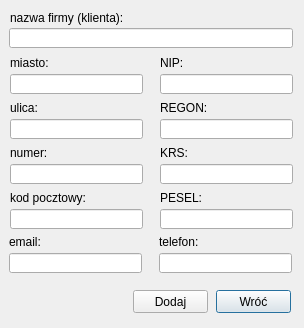
This is addclients.ui in DzimiX/ProgramSprzedazowy as Qt 5 draws it before an edit. The edited form follows.
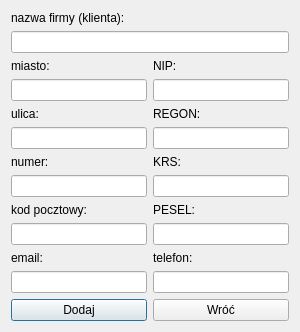
This is the edited form.

```diff
--- a/addclients.ui
+++ b/addclients.ui
@@ -6,156 +6,28 @@
    <rect>
     <x>0</x>
     <y>0</y>
-    <width>304</width>
+    <width>300</width>
     <height>328</height>
    </rect>
   </property>
   <property name="windowTitle">
    <string>Dodawanie nowego kontrahenta</string>
   </property>
-  <widget class="QLineEdit" name="output_city">
-   <property name="geometry">
-    <rect>
-     <x>10</x>
-     <y>74</y>
-     <width>133</width>
-     <height>20</height>
-    </rect>
-   </property>
-  </widget>
-  <widget class="QLineEdit" name="output_KRS">
-   <property name="geometry">
-    <rect>
-     <x>160</x>
-     <y>164</y>
-     <width>133</width>
-     <height>20</height>
-    </rect>
-   </property>
-  </widget>
-  <widget class="QLineEdit" name="output_phone">
-   <property name="geometry">
-    <rect>
-     <x>159</x>
-     <y>253</y>
-     <width>133</width>
-     <height>20</height>
-    </rect>
-   </property>
-  </widget>
-  <widget class="QLineEdit" name="output_email">
-   <property name="geometry">
-    <rect>
-     <x>9</x>
-     <y>253</y>
-     <width>133</width>
-     <height>20</height>
-    </rect>
-   </property>
-  </widget>
-  <widget class="QLabel" name="label_7">
-   <property name="geometry">
-    <rect>
-     <x>160</x>
-     <y>190</y>
-     <width>121</width>
-     <height>16</height>
-    </rect>
-   </property>
-   <property name="text">
-    <string>PESEL:</string>
-   </property>
-   <property name="buddy">
-    <cstring>output_PESEL</cstring>
-   </property>
-  </widget>
-  <widget class="QLabel" name="label_9">
-   <property name="geometry">
-    <rect>
-     <x>160</x>
-     <y>145</y>
-     <width>101</width>
-     <height>16</height>
-    </rect>
-   </property>
-   <property name="text">
-    <string>KRS:</string>
-   </property>
-   <property name="buddy">
-    <cstring>output_KRS</cstring>
-   </property>
-  </widget>
-  <widget class="QLineEdit" name="output_name">
-   <property name="geometry">
-    <rect>
-     <x>9</x>
-     <y>28</y>
-     <width>284</width>
-     <height>20</height>
-    </rect>
-   </property>
-  </widget>
-  <widget class="QLineEdit" name="output_NIP">
-   <property name="geometry">
-    <rect>
-     <x>160</x>
-     <y>74</y>
-     <width>133</width>
-     <height>20</height>
-    </rect>
-   </property>
-  </widget>
-  <widget class="QLineEdit" name="output_REGON">
-   <property name="geometry">
-    <rect>
-     <x>160</x>
-     <y>119</y>
-     <width>133</width>
-     <height>20</height>
-    </rect>
-   </property>
-  </widget>
-  <widget class="QLabel" name="label_5">
-   <property name="geometry">
-    <rect>
-     <x>10</x>
-     <y>145</y>
-     <width>91</width>
-     <height>16</height>
-    </rect>
-   </property>
-   <property name="text">
-    <string>numer:</string>
-   </property>
-   <property name="buddy">
-    <cstring>output_number</cstring>
-   </property>
-  </widget>
-  <widget class="QLabel" name="label_3">
-   <property name="geometry">
-    <rect>
-     <x>10</x>
-     <y>100</y>
-     <width>101</width>
-     <height>16</height>
-    </rect>
-   </property>
-   <property name="text">
-    <string>ulica:</string>
-   </property>
-   <property name="buddy">
-    <cstring>output_street</cstring>
-   </property>
-  </widget>
+  <layout class="QGridLayout" name="gridLayout">
+   <item row="7" column="0">
+    <widget class="QLineEdit" name="output_number"/>
+   </item>
+   <item row="11" column="0">
+    <widget class="QLineEdit" name="output_email"/>
+   </item>
+   <item row="1" column="0" colspan="2">
+    <widget class="QLineEdit" name="output_name"/>
+   </item>
+   <item row="7" column="1">
+    <widget class="QLineEdit" name="output_KRS"/>
+   </item>
+   <item row="10" column="1">
   <widget class="QLabel" name="label_11">
-   <property name="geometry">
-    <rect>
-     <x>159</x>
-     <y>234</y>
-     <width>101</width>
-     <height>16</height>
-    </rect>
-   </property>
    <property name="text">
     <string>telefon:</string>
    </property>
@@ -163,44 +35,9 @@
     <cstring>output_phone</cstring>
    </property>
   </widget>
-  <widget class="QPushButton" name="button_return">
-   <property name="geometry">
-    <rect>
-     <x>216</x>
-     <y>290</y>
-     <width>75</width>
-     <height>23</height>
-    </rect>
-   </property>
-   <property name="text">
-    <string>Wróć</string>
-   </property>
-  </widget>
-  <widget class="QLabel" name="label_10">
-   <property name="geometry">
-    <rect>
-     <x>9</x>
-     <y>234</y>
-     <width>121</width>
-     <height>16</height>
-    </rect>
-   </property>
-   <property name="text">
-    <string>email:</string>
-   </property>
-   <property name="buddy">
-    <cstring>output_email</cstring>
-   </property>
-  </widget>
+   </item>
+   <item row="4" column="1">
   <widget class="QLabel" name="label_8">
-   <property name="geometry">
-    <rect>
-     <x>160</x>
-     <y>100</y>
-     <width>121</width>
-     <height>16</height>
-    </rect>
-   </property>
    <property name="text">
     <string>REGON:</string>
    </property>
@@ -208,61 +45,50 @@
     <cstring>output_REGON</cstring>
    </property>
   </widget>
-  <widget class="QLineEdit" name="output_postalCode">
-   <property name="geometry">
-    <rect>
-     <x>10</x>
-     <y>209</y>
-     <width>133</width>
-     <height>20</height>
-    </rect>
-   </property>
-  </widget>
-  <widget class="QLineEdit" name="output_PESEL">
-   <property name="geometry">
-    <rect>
-     <x>160</x>
-     <y>209</y>
-     <width>133</width>
-     <height>20</height>
-    </rect>
-   </property>
-  </widget>
-  <widget class="QLineEdit" name="output_number">
-   <property name="geometry">
-    <rect>
-     <x>10</x>
-     <y>164</y>
-     <width>133</width>
-     <height>20</height>
-    </rect>
-   </property>
-  </widget>
-  <widget class="QLabel" name="label_2">
-   <property name="geometry">
-    <rect>
-     <x>10</x>
-     <y>55</y>
-     <width>111</width>
-     <height>16</height>
-    </rect>
-   </property>
+   </item>
+   <item row="9" column="0">
+    <widget class="QLineEdit" name="output_postalCode"/>
+   </item>
+   <item row="3" column="1">
+    <widget class="QLineEdit" name="output_NIP"/>
+   </item>
+   <item row="3" column="0">
+    <widget class="QLineEdit" name="output_city"/>
+   </item>
+   <item row="6" column="1">
+    <widget class="QLabel" name="label_9">
+     <property name="text">
+      <string>KRS:</string>
+     </property>
+     <property name="buddy">
+      <cstring>output_KRS</cstring>
+     </property>
+    </widget>
+   </item>
+   <item row="11" column="1">
+    <widget class="QLineEdit" name="output_phone"/>
+   </item>
+   <item row="5" column="1">
+    <widget class="QLineEdit" name="output_REGON"/>
+   </item>
+   <item row="9" column="1">
+    <widget class="QLineEdit" name="output_PESEL"/>
+   </item>
+   <item row="5" column="0">
+    <widget class="QLineEdit" name="output_street"/>
+   </item>
+   <item row="8" column="1">
+    <widget class="QLabel" name="label_7">
    <property name="text">
-    <string>miasto:</string>
+      <string>PESEL:</string>
    </property>
    <property name="buddy">
-    <cstring>output_city</cstring>
-   </property>
-  </widget>
+      <cstring>output_PESEL</cstring>
+     </property>
+    </widget>
+   </item>
+   <item row="0" column="0">
   <widget class="QLabel" name="label">
-   <property name="geometry">
-    <rect>
-     <x>10</x>
-     <y>10</y>
-     <width>181</width>
-     <height>16</height>
-    </rect>
-   </property>
    <property name="text">
     <string>nazwa firmy (klienta):</string>
    </property>
@@ -270,28 +96,19 @@
     <cstring>output_name</cstring>
    </property>
   </widget>
-  <widget class="QPushButton" name="button_add">
-   <property name="geometry">
-    <rect>
-     <x>133</x>
-     <y>290</y>
-     <width>75</width>
-     <height>23</height>
-    </rect>
-   </property>
+   </item>
+   <item row="6" column="0">
+    <widget class="QLabel" name="label_5">
    <property name="text">
-    <string>Dodaj</string>
-   </property>
-  </widget>
+      <string>numer:</string>
+     </property>
+     <property name="buddy">
+      <cstring>output_number</cstring>
+     </property>
+    </widget>
+   </item>
+   <item row="8" column="0">
   <widget class="QLabel" name="label_6">
-   <property name="geometry">
-    <rect>
-     <x>10</x>
-     <y>190</y>
-     <width>121</width>
-     <height>16</height>
-    </rect>
-   </property>
    <property name="text">
     <string>kod pocztowy:</string>
    </property>
@@ -299,25 +116,29 @@
     <cstring>output_postalCode</cstring>
    </property>
   </widget>
-  <widget class="QLineEdit" name="output_street">
-   <property name="geometry">
-    <rect>
-     <x>10</x>
-     <y>119</y>
-     <width>133</width>
-     <height>20</height>
-    </rect>
-   </property>
-  </widget>
+   </item>
+   <item row="4" column="0">
+    <widget class="QLabel" name="label_3">
+     <property name="text">
+      <string>ulica:</string>
+     </property>
+     <property name="buddy">
+      <cstring>output_street</cstring>
+     </property>
+    </widget>
+   </item>
+   <item row="2" column="0">
+    <widget class="QLabel" name="label_2">
+     <property name="text">
+      <string>miasto:</string>
+     </property>
+     <property name="buddy">
+      <cstring>output_city</cstring>
+     </property>
+    </widget>
+   </item>
+   <item row="2" column="1">
   <widget class="QLabel" name="label_4">
-   <property name="geometry">
-    <rect>
-     <x>160</x>
-     <y>55</y>
-     <width>81</width>
-     <height>16</height>
-    </rect>
-   </property>
    <property name="text">
     <string>NIP:</string>
    </property>
@@ -325,6 +146,36 @@
     <cstring>output_NIP</cstring>
    </property>
   </widget>
+   </item>
+   <item row="10" column="0">
+    <widget class="QLabel" name="label_10">
+     <property name="text">
+      <string>email:</string>
+     </property>
+     <property name="buddy">
+      <cstring>output_email</cstring>
+     </property>
+    </widget>
+   </item>
+   <item row="12" column="0" colspan="2">
+    <layout class="QHBoxLayout" name="horizontalLayout">
+     <item>
+      <widget class="QPushButton" name="button_add">
+       <property name="text">
+        <string>Dodaj</string>
+       </property>
+      </widget>
+     </item>
+     <item>
+      <widget class="QPushButton" name="button_return">
+       <property name="text">
+        <string>Wróć</string>
+       </property>
+      </widget>
+     </item>
+    </layout>
+   </item>
+  </layout>
  </widget>
  <tabstops>
   <tabstop>output_name</tabstop>
```
Left out of the diff: 2 changed lines with no effect on the pictures. Lines whose indentation alone changed are shown as unchanged.
